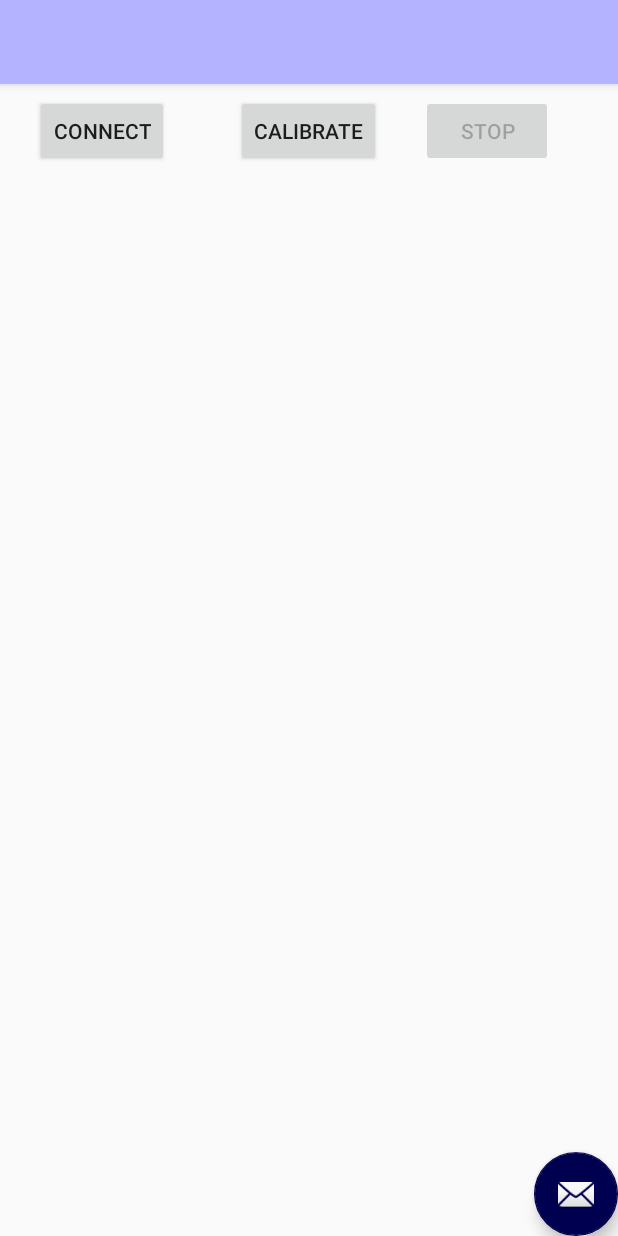
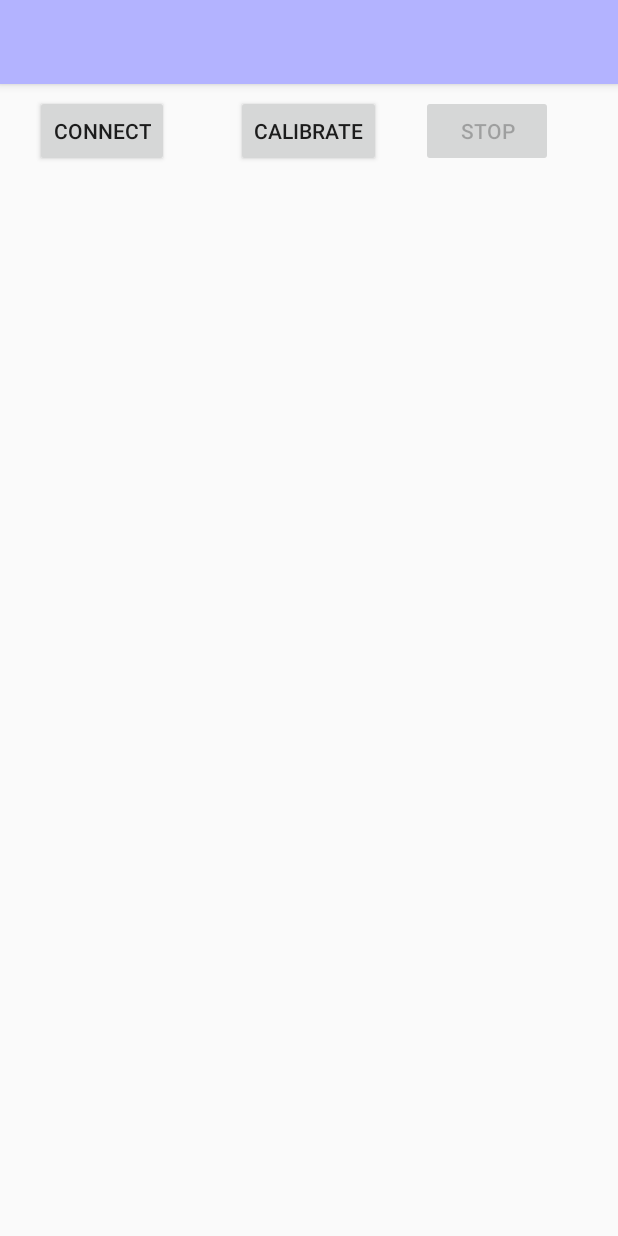
Before and after one commit to harameter/Harameter, an Android app: the BluetoothActivity screen opened directly, with no data from a screen before it, on a phone screen of 412 x 824 dp. Run offline under Robolectric (Android 15) with nearby library versions, the phone set to English and light mode, and no system bars; libraries missing offline, so code that uses them is left out: com.jjoe64.graphview; plain views replace GraphView; 13 statements that could not run were skipped.

Commit message:
remove stupid email fab

```diff
--- a/app/src/main/res/layout/activity_bluetooth.xml
+++ b/app/src/main/res/layout/activity_bluetooth.xml
@@ -27,12 +27,6 @@
         android:layout_alignParentBottom="true"
         tools:layout_editor_absoluteY="-2dp" />
 
-    <android.support.design.widget.FloatingActionButton
-        android:id="@+id/fab"
-        android:layout_width="wrap_content"
-        android:layout_height="wrap_content"
-        android:layout_gravity="bottom|end"
-        app:srcCompat="@android:drawable/ic_dialog_email" />
     <!--android:layout_margin="@dimen/fab_margin"-->
 
 
```
